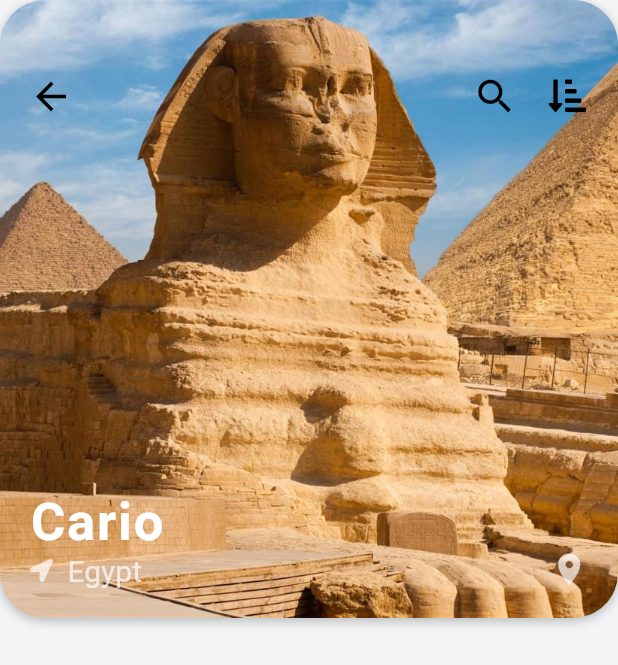
After one commit to Amrmahmoud333/travel_app, a Flutter app: the screen it shows after launch, after a tap on an icon or button, on a phone screen of 412 x 824 dp. The commit adds this screen. Shown: the top 665 px of the screen. Run offline on Flutter 3.47's test engine with Material 2 defaults, Android fonts, the phone set to English and light mode, and no system bars; our stand-ins replace flutter_bloc, font_awesome_flutter; network calls fail.

Commit message:
work with destination screen

```diff
--- a/lib/modules/destination_model.dart
+++ b/lib/modules/destination_model.dart
@@ -1,5 +1,3 @@
-import 'dart:ffi';
-
 import 'activities_model.dart';
 
 class Destination {
--- /dev/null
+++ b/lib/screens/destination_screen.dart
@@ -0,0 +1,124 @@
+import 'package:flutter/material.dart';
+import 'package:font_awesome_flutter/font_awesome_flutter.dart';
+import 'package:travel_app/modules/destination_model.dart';
+
+class DestinationScreen extends StatelessWidget {
+  var image, city, country;
+  DestinationScreen({this.image, this.city, this.country});
+  @override
+  Widget build(BuildContext context) {
+    return Scaffold(
+      body: Column(
+        children: [
+          Stack(
+            children: [
+              Container(
+                height: MediaQuery.of(context).size.width, // make a square
+                decoration: BoxDecoration(
+                  borderRadius: BorderRadius.circular(30),
+                  boxShadow: [
+                    BoxShadow(
+                      color: Colors.black26,
+                      offset: Offset(0, 2),
+                      blurRadius: 6,
+                    ),
+                  ],
+                ),
+                child: Hero(
+                  tag: image,
+                  child: ClipRRect(
+                    borderRadius: BorderRadius.circular(30),
+                    child: Image(
+                      image: AssetImage(image),
+                      fit: BoxFit.cover,
+                    ),
+                  ),
+                ),
+              ),
+              Padding(
+                padding:
+                    const EdgeInsets.symmetric(horizontal: 10, vertical: 40),
+                child: Row(
+                  mainAxisAlignment: MainAxisAlignment.spaceBetween,
+                  children: [
+                    IconButton(
+                      onPressed: () => Navigator.pop(context),
+                      icon: Icon(
+                        Icons.arrow_back,
+                        size: 30,
+                        color: Colors.black,
+                      ),
+                    ),
+                    Row(
+                      children: [
+                        IconButton(
+                          onPressed: () => Navigator.pop(context),
+                          icon: Icon(
+                            Icons.search,
+                            size: 30,
+                            color: Colors.black,
+                          ),
+                        ),
+                        IconButton(
+                          onPressed: () => Navigator.pop(context),
+                          icon: Icon(
+                            FontAwesomeIcons.sortAmountDownAlt,
+                            size: 25,
+                            color: Colors.black,
+                          ),
+                        ),
+                      ],
+                    )
+                  ],
+                ),
+              ),
+              Positioned(
+                left: 20,
+                bottom: 20,
+                child: Column(
+                  crossAxisAlignment: CrossAxisAlignment.start,
+                  children: [
+                    Text(
+                      city,
+                      style: TextStyle(
+                        fontSize: 35,
+                        color: Colors.white,
+                        fontWeight: FontWeight.w600,
+                        letterSpacing: 1.2,
+                      ),
+                    ),
+                    Row(
+                      children: [
+                        Icon(FontAwesomeIcons.locationArrow,
+                            size: 15.0, color: Colors.white70),
+                        SizedBox(
+                          width: 10,
+                        ),
+                        Text(
+                          country,
+                          style: TextStyle(
+                            color: Colors.white70,
+                            fontSize: 20,
+                          ),
+                        ),
+                      ],
+                    ),
+                  ],
+                ),
+              ),
+              Positioned(
+                right: 20,
+                bottom: 20,
+                child: Icon(
+                  Icons.location_on,
+                  color: Colors.white70,
+                  size: 25,
+                ),
+              ),
+            ],
+          ),
+        ],
+      ),
+    );
+  }
+}
--- a/lib/widget/home_layout/destinationCarousel.dart
+++ b/lib/widget/home_layout/destinationCarousel.dart
@@ -1,6 +1,7 @@
 import 'package:flutter/material.dart';
 import 'package:font_awesome_flutter/font_awesome_flutter.dart';
 import 'package:travel_app/modules/destination_model.dart';
+import 'package:travel_app/screens/destination_screen.dart';
 
 Column destinationCarousel(BuildContext context) {
   return Column(
@@ -40,7 +41,17 @@ Column destinationCarousel(BuildContext context) {
           itemCount: destination.length,
           itemBuilder: (context, index) {
             //Destination destination = destinations[index];
-            return Container(
+            return InkWell(
+              onTap: () {
+                Navigator.push(context, MaterialPageRoute(builder: (_) {
+                  return DestinationScreen(
+                    image: destination[index].imageUrl,
+                    city: destination[index].city,
+                    country: destination[index].country,
+                  );
+                }));
+              },
+              child: Container(
                 margin: const EdgeInsets.all(10),
                 width: 210,
                 child: Stack(
@@ -90,13 +101,16 @@ Column destinationCarousel(BuildContext context) {
                       ),
                       child: Stack(
                         children: <Widget>[
-                        ClipRRect(
+                          Hero(
+                            tag: destination[index].imageUrl,
+                            child: ClipRRect(
                               borderRadius: BorderRadius.circular(20),
                               child: Image(
                                 height: 180.0,
                                 width: 180.0,
                                 image: AssetImage(destination[index].imageUrl),
                                 fit: BoxFit.cover,
+                              ),
                             ),
                           ),
                           Positioned(
@@ -137,6 +151,7 @@ Column destinationCarousel(BuildContext context) {
                     ),
                   ],
                 ),
+              ),
             );
           },
         ),
```
Lines whose indentation alone changed are shown as unchanged.
